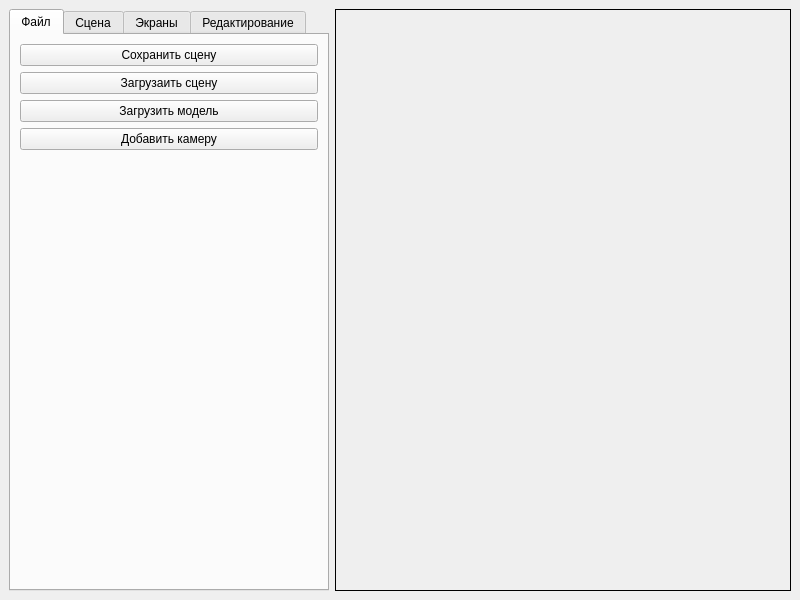
Qt form Lab03/mainwindow.ui (maxhha/bmstu-iu7-oop) before a commit.
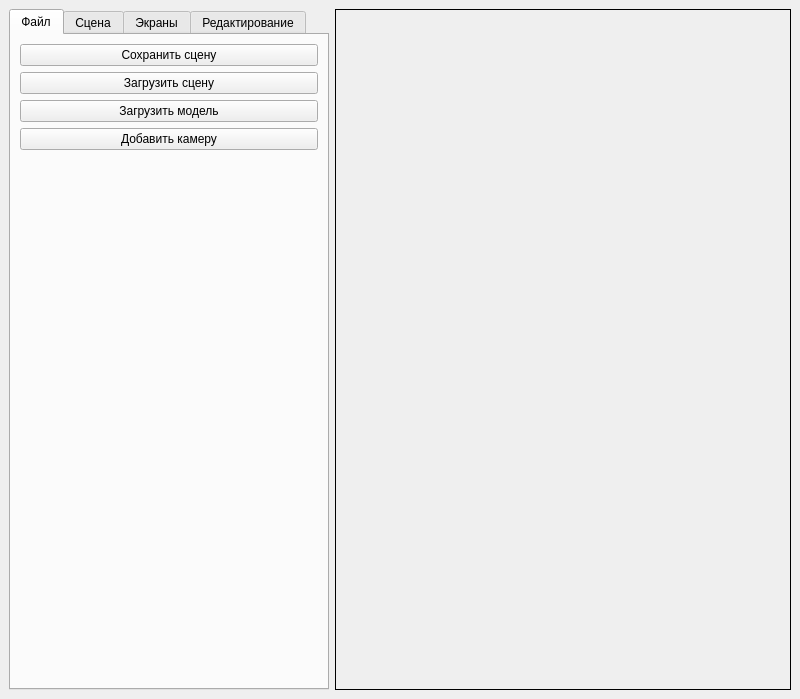
The same form after that commit.

Commit message: add load save create buttons ui

Patch:
```diff
--- a/Lab03/mainwindow.ui
+++ b/Lab03/mainwindow.ui
@@ -7,7 +7,7 @@
     <x>0</x>
     <y>0</y>
     <width>800</width>
-    <height>600</height>
+    <height>699</height>
    </rect>
   </property>
   <property name="sizePolicy">
@@ -62,7 +62,7 @@
         <item row="1" column="0" colspan="2">
          <widget class="QPushButton" name="buttonLoadScene">
           <property name="text">
-           <string>Загрузаить сцену</string>
+           <string>Загрузить сцену</string>
           </property>
          </widget>
         </item>
```
The commit also changes 4 other files.
